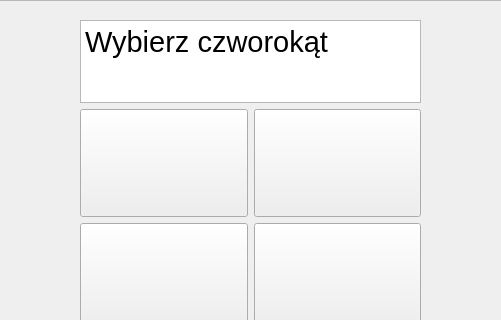
First picture: the form in PyramidBase.ui, repository KwRafik/GeometryCalc, before the edit; both pictures show x 130 to 631 and y 0 to 320 of the 800 by 600 pixel window.
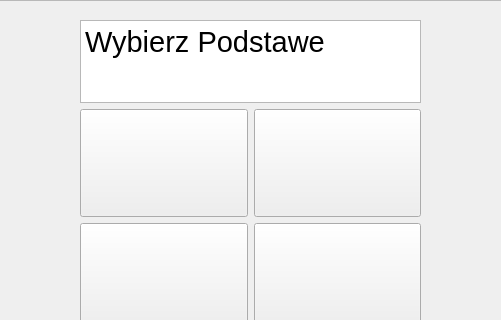
Second picture: the form after the edit. Icons and pictures are not drawn.

Diff of the .ui file:
```diff
--- a/PyramidBase.ui
+++ b/PyramidBase.ui
@@ -61,7 +61,7 @@
 li.unchecked::marker { content: &quot;\2610&quot;; }
 li.checked::marker { content: &quot;\2612&quot;; }
 &lt;/style&gt;&lt;/head&gt;&lt;body style=&quot; font-family:'Segoe UI'; font-size:9pt; font-weight:400; font-style:normal;&quot;&gt;
-&lt;p style=&quot; margin-top:0px; margin-bottom:0px; margin-left:0px; margin-right:0px; -qt-block-indent:0; text-indent:0px;&quot;&gt;&lt;span style=&quot; font-size:22pt;&quot;&gt;Wybierz czworokąt&lt;/span&gt;&lt;/p&gt;&lt;/body&gt;&lt;/html&gt;</string>
+&lt;p style=&quot; margin-top:0px; margin-bottom:0px; margin-left:0px; margin-right:0px; -qt-block-indent:0; text-indent:0px;&quot;&gt;&lt;span style=&quot; font-size:22pt;&quot;&gt;Wybierz Podstawe&lt;/span&gt;&lt;/p&gt;&lt;/body&gt;&lt;/html&gt;</string>
       </property>
      </widget>
     </item>
```
